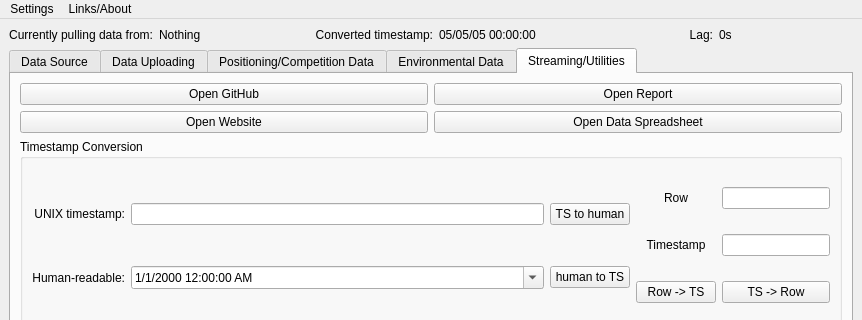
The window that src/main/resources/new2020.ui (aacttelemetry/aactui) describes before a commit, drawn with Qt 5; both pictures show x 0 to 862 and y 0 to 320 of the 862 by 696 pixel window.
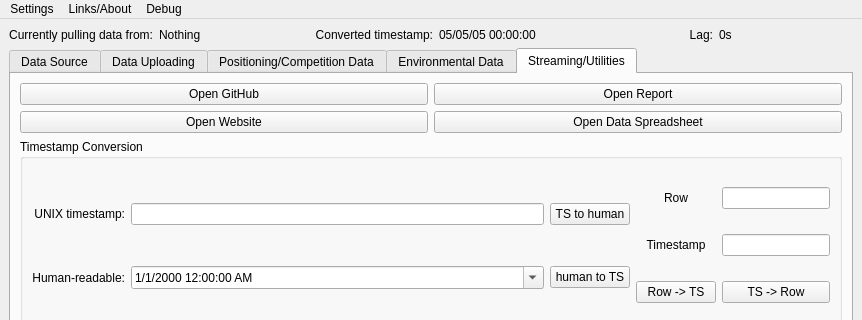
The same window after the commit.

Commit message: add button to ui for random generation

Patch:
```diff
--- a/src/main/resources/new2020.ui
+++ b/src/main/resources/new2020.ui
@@ -1698,8 +1698,16 @@
     <addaction name="separator"/>
     <addaction name="actionAbout"/>
    </widget>
+   <widget class="QMenu" name="menuDebug">
+    <property name="title">
+     <string>Debug</string>
+    </property>
+    <addaction name="actionPush_log_to_file"/>
+    <addaction name="actionStart_generating_random_data"/>
+   </widget>
    <addaction name="menuSettings"/>
    <addaction name="menuLinks"/>
+   <addaction name="menuDebug"/>
   </widget>
   <widget class="QStatusBar" name="statusbar"/>
   <action name="actionChange_Graph_Size">
```
Left out of the diff: 10 changed lines with no effect on the pictures. The commit also changes 2 other files.
